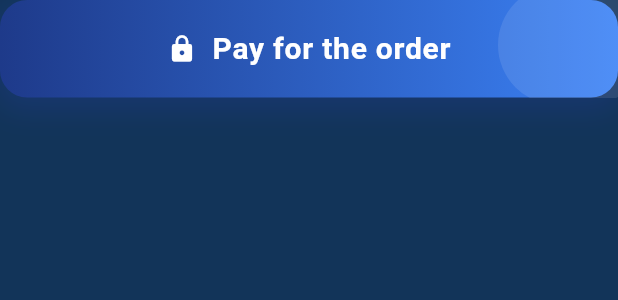
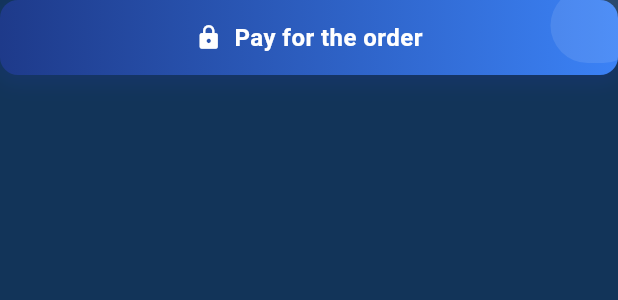
Before and after one commit to ahmed-joma/skip_line, a Flutter app: the PaymentButton widget shown alone on an empty page, opened directly with empty values, on a phone screen of 412 x 824 dp. Shown: the top 300 px of the screen. Run offline on Flutter 3.47's test engine with Material 3 defaults, Android fonts, the phone set to English and light mode, and no system bars; our stand-ins replace bloc, dio, equatable, flutter_bloc, go_router, permission_handler and 1 more; missing offline and left inert: mobile_scanner; accounts and stored records are empty.

Commit message:
Implement credit card expiry date validation and improve UI consistency: Added expiry date validation logic, adjusted padding and sizes in CreditCardForm, PaymentButton, and PaymentHeader for a more cohesive design.

```diff
--- a/lib/features/payment/presentation/views/widgets/payment_button.dart
+++ b/lib/features/payment/presentation/views/widgets/payment_button.dart
@@ -16,20 +16,20 @@ class PaymentButton extends StatelessWidget {
   Widget build(BuildContext context) {
     return Container(
       width: double.infinity,
-      height: 65,
+      height: 50,
       decoration: BoxDecoration(
         gradient: const LinearGradient(
           colors: [Color(0xFF1E3A8A), Color(0xFF3B82F6)],
           begin: Alignment.centerLeft,
           end: Alignment.centerRight,
         ),
-        borderRadius: BorderRadius.circular(18),
+        borderRadius: BorderRadius.circular(12),
         boxShadow: [
           BoxShadow(
-            color: const Color(0xFF1E3A8A).withOpacity(0.4),
-            spreadRadius: 3,
-            blurRadius: 15,
-            offset: const Offset(0, 6),
+            color: const Color(0xFF1E3A8A).withOpacity(0.3),
+            spreadRadius: 2,
+            blurRadius: 10,
+            offset: const Offset(0, 4),
           ),
         ],
       ),
@@ -42,14 +42,14 @@ class PaymentButton extends StatelessWidget {
             children: [
               // Background wave decoration
               Positioned(
-                right: -20,
-                top: -10,
+                right: -15,
+                top: -8,
                 child: Container(
-                  width: 100,
-                  height: 80,
+                  width: 60,
+                  height: 50,
                   decoration: BoxDecoration(
                     color: Colors.white.withOpacity(0.1),
-                    borderRadius: BorderRadius.circular(50),
+                    borderRadius: BorderRadius.circular(30),
                   ),
                 ),
               ),
@@ -59,15 +59,15 @@ class PaymentButton extends StatelessWidget {
                 child: Row(
                   mainAxisAlignment: MainAxisAlignment.center,
                   children: [
-                    const Icon(Icons.lock, color: Colors.white, size: 20),
-                    const SizedBox(width: 10),
+                    const Icon(Icons.lock, color: Colors.white, size: 18),
+                    const SizedBox(width: 8),
                     Text(
                       'Pay for the order',
                       style: const TextStyle(
                         color: Colors.white,
-                        fontSize: 20,
+                        fontSize: 16,
                         fontWeight: FontWeight.bold,
-                        letterSpacing: 0.5,
+                        letterSpacing: 0.3,
                       ),
                     ),
                   ],
```
Also changed, not shown: lib/features/payment/presentation/views/widgets/credit_card_form.dart (+78 -16 lines), lib/features/payment/presentation/views/widgets/payment_header.dart (+6 -6 lines).
